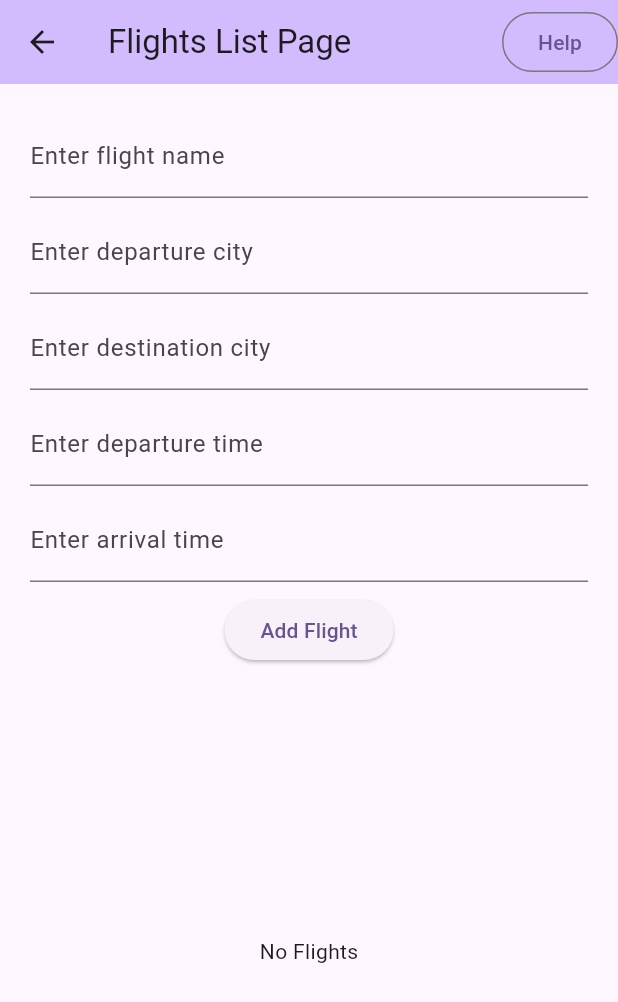
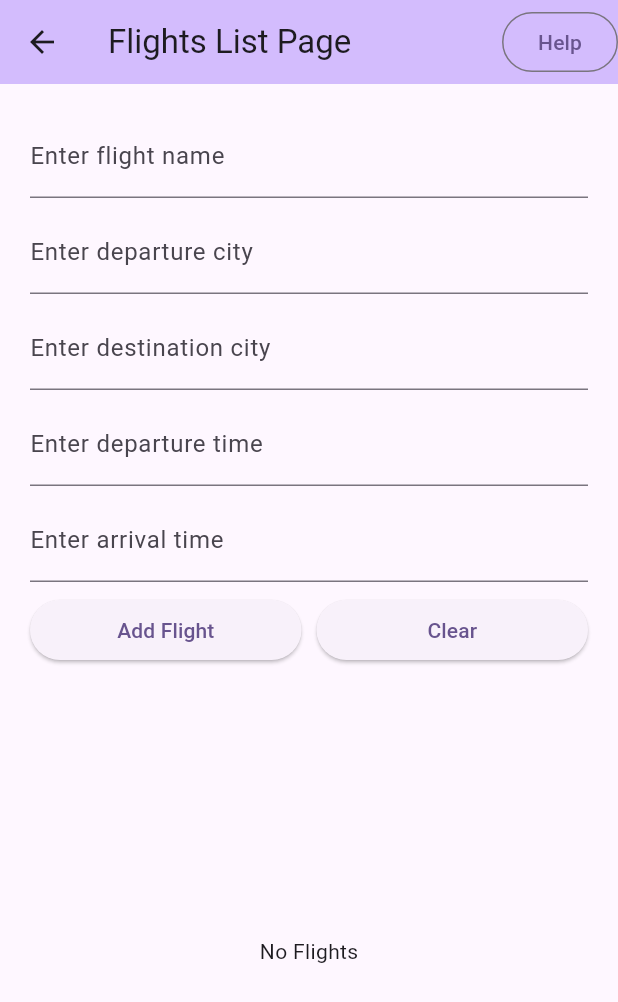
Before and after one commit to QirongChen0910/mobile_final, a Flutter app: the screen it shows after launch, after a tap on "Flights List Page", on a phone screen of 412 x 824 dp. Shown: the top 1002 px of the screen. Run offline on Flutter 3.47's test engine with Material 3 defaults, Android fonts, the phone set to English and light mode, and no system bars; our stand-ins replace floor, sqflite; missing offline and left inert: encrypted_shared_preferences; accounts and stored records are empty; generated files the repository leaves out were written again.

Commit message:
Yongxing-version03

```diff
--- a/assets/translations/en.json
+++ b/assets/translations/en.json
@@ -38,6 +38,7 @@
   "from": "from",
   "to": "to",
   "help": "Help",
+  "clear": "Clear",
   "instructions": "Instructions",
   "instructionsContent": "1. To add a flight, enter all flight details in the input fields and then click the \"Add Flight\" button to save the flight.\n\n2. To view the flight list, the list of flights will display below the input fields. Tap on a flight to view its details.\n\n3. To update a flight, tap on a flight in the list to load its details, modify the details in the input fields, and click the Update button to save changes.\n\n4. To delete a flight, tap on a flight in the list to view its details, click the Delete button, and confirm the deletion in the AlertDialog."
 }
--- a/assets/translations/zh.json
+++ b/assets/translations/zh.json
@@ -38,7 +38,7 @@
   "from": "从",
   "to": "到",
   "help": "帮助",
-  "instructions": "说明",
+  "clear": "清除",
   "instructions": "操作说明",
   "instructionsContent": "1. 添加航班: 请在输入字段中输入所有航班详细信息，然后点击“添加航班”按钮保存航班。\n\n2. 查看航班列表: 航班列表将显示在输入字段下方。点击航班以查看其详细信息。\n\n3. 更新航班: 请点击列表中的航班以加载其详细信息，在输入字段中修改详细信息，然后点击更新按钮保存更改。\n\n4. 删除航班: 请点击列表中的航班以查看其详细信息，点击删除按钮，并在对话框中确认删除。"
 }
--- a/lib/pages/FlightsListPage.dart
+++ b/lib/pages/FlightsListPage.dart
@@ -28,7 +28,8 @@ class _FlightsListPageState extends State<FlightsListPage> {
   }
 
   Future<void> _initDb() async {
-    final database = await $FloorAppDatabase.databaseBuilder('app_database.db').build();
+    final database = await $FloorAppDatabase.databaseBuilder('app_database.db')
+        .build();
     _db = database;
     _loadFlights();
   }
@@ -47,7 +48,8 @@ class _FlightsListPageState extends State<FlightsListPage> {
     final departureTime = _departureTimeController.text;
     final arrivalTime = _arrivalTimeController.text;
 
-    if (flightName.isNotEmpty && departureCity.isNotEmpty && destinationCity.isNotEmpty &&
+    if (flightName.isNotEmpty && departureCity.isNotEmpty &&
+        destinationCity.isNotEmpty &&
         departureTime.isNotEmpty && arrivalTime.isNotEmpty) {
       final flight = Flight(
         flightName,
@@ -69,18 +71,26 @@ class _FlightsListPageState extends State<FlightsListPage> {
       _arrivalTimeController.clear();
 
       ScaffoldMessenger.of(context).showSnackBar(
-        SnackBar(content: Text(AppLocalizations.of(context)?.translate('flightAdded') ?? 'Flight added')),
+        SnackBar(content: Text(
+            AppLocalizations.of(context)?.translate('flightAdded') ??
+                'Flight added')),
       );
     } else {
       showDialog(
         context: context,
-        builder: (context) => AlertDialog(
-          title: Text(AppLocalizations.of(context)?.translate('errorTitle') ?? 'Error'),
-          content: Text(AppLocalizations.of(context)?.translate('allFieldsRequired') ?? 'All fields are required and must have valid values.'),
+        builder: (context) =>
+            AlertDialog(
+              title: Text(
+                  AppLocalizations.of(context)?.translate('errorTitle') ??
+                      'Error'),
+              content: Text(AppLocalizations.of(context)?.translate(
+                  'allFieldsRequired') ??
+                  'All fields are required and must have valid values.'),
               actions: [
                 TextButton(
                   onPressed: () => Navigator.pop(context),
-              child: Text(AppLocalizations.of(context)?.translate('ok') ?? 'OK'),
+                  child: Text(
+                      AppLocalizations.of(context)?.translate('ok') ?? 'OK'),
                 ),
               ],
             ),
@@ -105,7 +115,8 @@ class _FlightsListPageState extends State<FlightsListPage> {
     final departureTime = _departureTimeController.text;
     final arrivalTime = _arrivalTimeController.text;
 
-    if (flightName.isNotEmpty && departureCity.isNotEmpty && destinationCity.isNotEmpty &&
+    if (flightName.isNotEmpty && departureCity.isNotEmpty &&
+        destinationCity.isNotEmpty &&
         departureTime.isNotEmpty && arrivalTime.isNotEmpty) {
       final flight = Flight(
         flightID: id,
@@ -122,18 +133,26 @@ class _FlightsListPageState extends State<FlightsListPage> {
       _saveData();
 
       ScaffoldMessenger.of(context).showSnackBar(
-        SnackBar(content: Text(AppLocalizations.of(context)?.translate('flightUpdated') ?? 'Flight updated')),
+        SnackBar(content: Text(
+            AppLocalizations.of(context)?.translate('flightUpdated') ??
+                'Flight updated')),
       );
     } else {
       showDialog(
         context: context,
-        builder: (context) => AlertDialog(
-          title: Text(AppLocalizations.of(context)?.translate('errorTitle') ?? 'Error'),
-          content: Text(AppLocalizations.of(context)?.translate('allFieldsRequired') ?? 'All fields are required and must have valid values.'),
+        builder: (context) =>
+            AlertDialog(
+              title: Text(
+                  AppLocalizations.of(context)?.translate('errorTitle') ??
+                      'Error'),
+              content: Text(AppLocalizations.of(context)?.translate(
+                  'allFieldsRequired') ??
+                  'All fields are required and must have valid values.'),
               actions: [
                 TextButton(
                   onPressed: () => Navigator.pop(context),
-              child: Text(AppLocalizations.of(context)?.translate('ok') ?? 'OK'),
+                  child: Text(
+                      AppLocalizations.of(context)?.translate('ok') ?? 'OK'),
                 ),
               ],
             ),
@@ -162,10 +181,27 @@ class _FlightsListPageState extends State<FlightsListPage> {
 
   void _loadSavedData() async {
     _nameController.text = await _encryptedPrefs.getString('flightName') ?? '';
-    _departureController.text = await _encryptedPrefs.getString('departureCity') ?? '';
-    _destinationController.text = await _encryptedPrefs.getString('destinationCity') ?? '';
-    _departureTimeController.text = await _encryptedPrefs.getString('departureTime') ?? '';
-    _arrivalTimeController.text = await _encryptedPrefs.getString('arrivalTime') ?? '';
+    _departureController.text =
+        await _encryptedPrefs.getString('departureCity') ?? '';
+    _destinationController.text =
+        await _encryptedPrefs.getString('destinationCity') ?? '';
+    _departureTimeController.text =
+        await _encryptedPrefs.getString('departureTime') ?? '';
+    _arrivalTimeController.text =
+        await _encryptedPrefs.getString('arrivalTime') ?? '';
+  }
+
+  void _clearInputFields() {
+    _nameController.clear();
+    _departureController.clear();
+    _destinationController.clear();
+    _departureTimeController.clear();
+    _arrivalTimeController.clear();
+    ScaffoldMessenger.of(context).showSnackBar(
+      SnackBar(content: Text(
+          AppLocalizations.of(context)?.translate('fieldsCleared') ??
+              'Input fields cleared')),
+    );
   }
 
   @override
@@ -175,35 +211,25 @@ class _FlightsListPageState extends State<FlightsListPage> {
         final isLargeScreen = constraints.maxWidth > 600;
         return Scaffold(
           appBar: AppBar(
-            backgroundColor: Theme.of(context).colorScheme.inversePrimary,
-            title: Text(AppLocalizations.of(context)?.translate('flightsListPage') ?? 'Flights List Page'),
+            backgroundColor: Theme
+                .of(context)
+                .colorScheme
+                .inversePrimary,
+            title: Text(
+                AppLocalizations.of(context)?.translate('flightsListPage') ??
+                    'Flights List Page'),
             actions: [
-              // IconButton(
-              //   icon: Icon(Icons.info_outline),
-              //   onPressed: () {
-              //     showDialog(
-              //       context: context,
-              //       builder: (context) => AlertDialog(
-              //         title: Text(AppLocalizations.of(context)?.translate('instructions') ?? 'Instructions'),
-              //         content: Text(AppLocalizations.of(context)?.translate('instructionsContent') ?? 'Instructions on how to use the interface.'),
-              //         actions: [
-              //           TextButton(
-              //             onPressed: () => Navigator.pop(context),
-              //             child: Text(AppLocalizations.of(context)?.translate('ok') ?? 'OK'),
-              //           ),
-              //         ],
-              //       ),
-              //     );
-              //   },
-              // ),
               OutlinedButton(
                 onPressed: () {
                   showDialog(
                     context: context,
-                    builder: (context) => AlertDialog(
-                      title: Text(AppLocalizations.of(context)?.translate('instructions') ?? 'Instructions'),
+                    builder: (context) =>
+                        AlertDialog(
+                          title: Text(AppLocalizations.of(context)?.translate(
+                              'instructions') ?? 'Instructions'),
                           content: Text(
-                          AppLocalizations.of(context)?.translate('instructionsContent') ??
+                              AppLocalizations.of(context)?.translate(
+                                  'instructionsContent') ??
                                   '1. To add a flight, enter all flight details in the input fields and then click the "Add Flight" button to save the flight.\n\n'
                                       '2. To view the flight list, the list of flights will display below the input fields. Tap on a flight to view its details.\n\n'
                                       '3. To update a flight, tap on a flight in the list to load its details, modify the details in the input fields, and click the "Update" button to save changes.\n\n'
@@ -212,13 +238,16 @@ class _FlightsListPageState extends State<FlightsListPage> {
                           actions: [
                             TextButton(
                               onPressed: () => Navigator.pop(context),
-                          child: Text(AppLocalizations.of(context)?.translate('ok') ?? 'OK'),
+                              child: Text(
+                                  AppLocalizations.of(context)?.translate(
+                                      'ok') ?? 'OK'),
                             ),
                           ],
                         ),
                   );
                 },
-                child: Text(AppLocalizations.of(context)?.translate('help') ?? 'Help'),
+                child: Text(
+                    AppLocalizations.of(context)?.translate('help') ?? 'Help'),
               ),
             ],
           ),
@@ -251,7 +280,8 @@ class _FlightsListPageState extends State<FlightsListPage> {
               child: TextField(
                 controller: _nameController,
                 decoration: InputDecoration(
-        labelText: AppLocalizations.of(context)?.translate('enterFlightName') ?? 'Enter flight name',
+                  labelText: AppLocalizations.of(context)?.translate(
+                      'enterFlightName') ?? 'Enter flight name',
                 ),
               ),
             ),
@@ -264,7 +294,8 @@ class _FlightsListPageState extends State<FlightsListPage> {
               child: TextField(
                 controller: _departureController,
                 decoration: InputDecoration(
-    labelText: AppLocalizations.of(context)?.translate('enterDepartureCity') ?? 'Enter departure city',
+                  labelText: AppLocalizations.of(context)?.translate(
+                      'enterDepartureCity') ?? 'Enter departure city',
                 ),
               ),
             ),
@@ -277,7 +308,8 @@ class _FlightsListPageState extends State<FlightsListPage> {
               child: TextField(
                 controller: _destinationController,
                 decoration: InputDecoration(
-    labelText: AppLocalizations.of(context)?.translate('enterDestinationCity') ?? 'Enter destination city',
+                  labelText: AppLocalizations.of(context)?.translate(
+                      'enterDestinationCity') ?? 'Enter destination city',
                 ),
               ),
             ),
@@ -290,7 +322,8 @@ class _FlightsListPageState extends State<FlightsListPage> {
               child: TextField(
                 controller: _departureTimeController,
                 decoration: InputDecoration(
-    labelText: AppLocalizations.of(context)?.translate('enterDepartureTime') ?? 'Enter departure time',
+                  labelText: AppLocalizations.of(context)?.translate(
+                      'enterDepartureTime') ?? 'Enter departure time',
                 ),
               ),
             ),
@@ -303,21 +336,40 @@ class _FlightsListPageState extends State<FlightsListPage> {
               child: TextField(
                 controller: _arrivalTimeController,
                 decoration: InputDecoration(
-    labelText: AppLocalizations.of(context)?.translate('enterArrivalTime') ?? 'Enter arrival time)',
+                  labelText: AppLocalizations.of(context)?.translate(
+                      'enterArrivalTime') ?? 'Enter arrival time',
                 ),
               ),
             ),
           ],
         ),
         SizedBox(height: 8),
-    ElevatedButton(
+        Row(
+          children: [
+            Expanded(
+              child: ElevatedButton(
                 onPressed: _addFlight,
-    child: Text(AppLocalizations.of(context)?.translate('addFlight') ?? 'Add Flight'),
+                child: Text(
+                    AppLocalizations.of(context)?.translate('addFlight') ??
+                        'Add Flight'),
+              ),
+            ),
+            SizedBox(width: 10),
+            Expanded(
+              child: ElevatedButton(
+                onPressed: _clearInputFields,
+                child: Text(AppLocalizations.of(context)?.translate('clear') ??
+                    'Clear'),
+              ),
+            ),
+          ],
         ),
         SizedBox(height: 20),
         Expanded(
           child: _flights.isEmpty
-    ? Center(child: Text(AppLocalizations.of(context)?.translate('noFlights') ?? 'No Flights'))
+              ? Center(child: Text(
+              AppLocalizations.of(context)?.translate('noFlights') ??
+                  'No Flights'))
               : ListView.builder(
             itemCount: _flights.length,
             itemBuilder: (context, index) {
@@ -330,7 +382,12 @@ class _FlightsListPageState extends State<FlightsListPage> {
                     mainAxisAlignment: MainAxisAlignment.spaceBetween,
                     children: <Widget>[
                       Text(
-                  '${AppLocalizations.of(context)?.translate('flightNumber')} ${index + 1}: ${flight.flightName} ${AppLocalizations.of(context)?.translate('from')} ${flight.departureCity} ${AppLocalizations.of(context)?.translate('to')} ${flight.destination}',
+                        '${AppLocalizations.of(context)?.translate(
+                            'flightNumber')} ${index + 1}: ${flight
+                            .flightName} ${AppLocalizations.of(context)
+                            ?.translate('from')} ${flight
+                            .departureCity} ${AppLocalizations.of(context)
+                            ?.translate('to')} ${flight.destination}',
                       ),
                     ],
                   ),
@@ -348,39 +405,50 @@ class _FlightsListPageState extends State<FlightsListPage> {
       crossAxisAlignment: CrossAxisAlignment.start,
       children: [
         Text(
-          '${AppLocalizations.of(context)?.translate('flightName')}: ${flight.flightName}',
+          '${AppLocalizations.of(context)?.translate('flightName')}: ${flight
+              .flightName}',
           style: TextStyle(fontSize: 20),
         ),
+        SizedBox(height: 18), // Add space between lines
         Text(
-          '${AppLocalizations.of(context)?.translate('departureCity')}: ${flight.departureCity}',
+          '${AppLocalizations.of(context)?.translate('departureCity')}: ${flight
+              .departureCity}',
           style: TextStyle(fontSize: 16),
         ),
+        SizedBox(height: 18),
         Text(
-          '${AppLocalizations.of(context)?.translate('destinationCity')}: ${flight.destination}',
+          '${AppLocalizations.of(context)?.translate(
+              'destinationCity')}: ${flight.destination}',
           style: TextStyle(fontSize: 16),
         ),
+        SizedBox(height: 18),
         Text(
-          '${AppLocalizations.of(context)?.translate('departureTime')}: ${flight.departureTime}',
+          '${AppLocalizations.of(context)?.translate('departureTime')}: ${flight
+              .departureTime}',
           style: TextStyle(fontSize: 16),
         ),
+        SizedBox(height: 18),
         Text(
-          '${AppLocalizations.of(context)?.translate('arrivalTime')}: ${flight.arrivalTime}',
+          '${AppLocalizations.of(context)?.translate('arrivalTime')}: ${flight
+              .arrivalTime}',
           style: TextStyle(fontSize: 16),
         ),
-        SizedBox(height: 20),
+        SizedBox(height: 20), // Add space before buttons
         Row(
           children: [
             Expanded(
               child: ElevatedButton(
                 onPressed: () => _updateFlight(flight.flightID!),
-                child: Text(AppLocalizations.of(context)?.translate('update') ?? 'Update'),
+                child: Text(AppLocalizations.of(context)?.translate('update') ??
+                    'Update'),
               ),
             ),
             SizedBox(width: 10),
             Expanded(
               child: ElevatedButton(
                 onPressed: () => _deleteFlight(flight),
-                child: Text(AppLocalizations.of(context)?.translate('delete') ?? 'Delete'),
+                child: Text(AppLocalizations.of(context)?.translate('delete') ??
+                    'Delete'),
               ),
             ),
           ],
```
Lines whose indentation alone changed are shown as unchanged.
